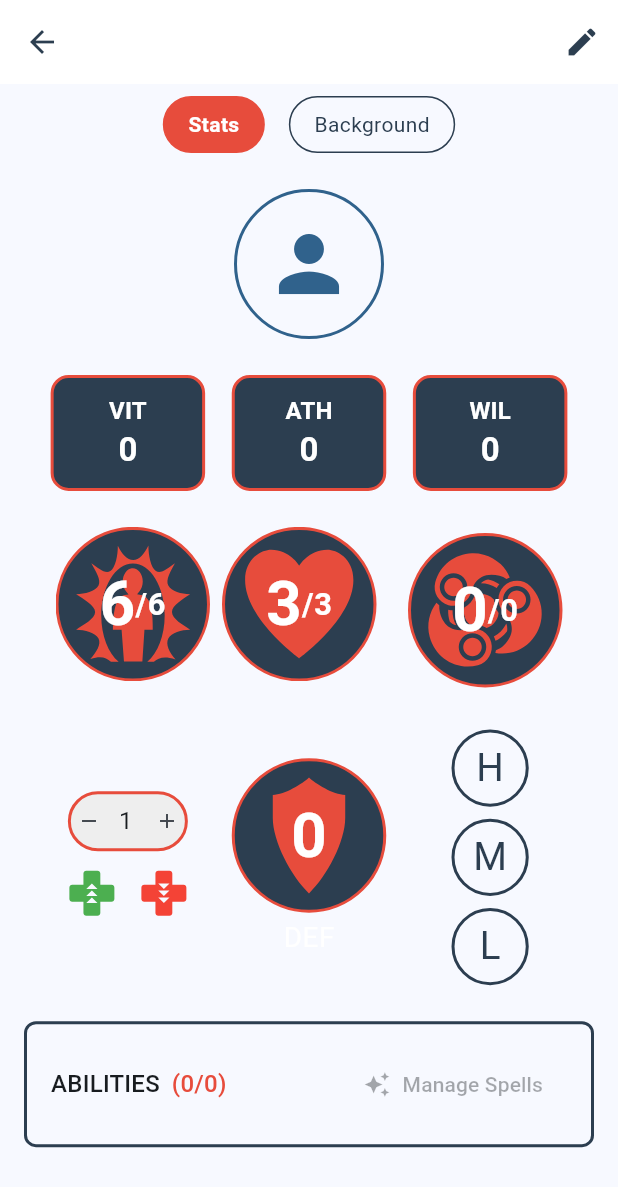
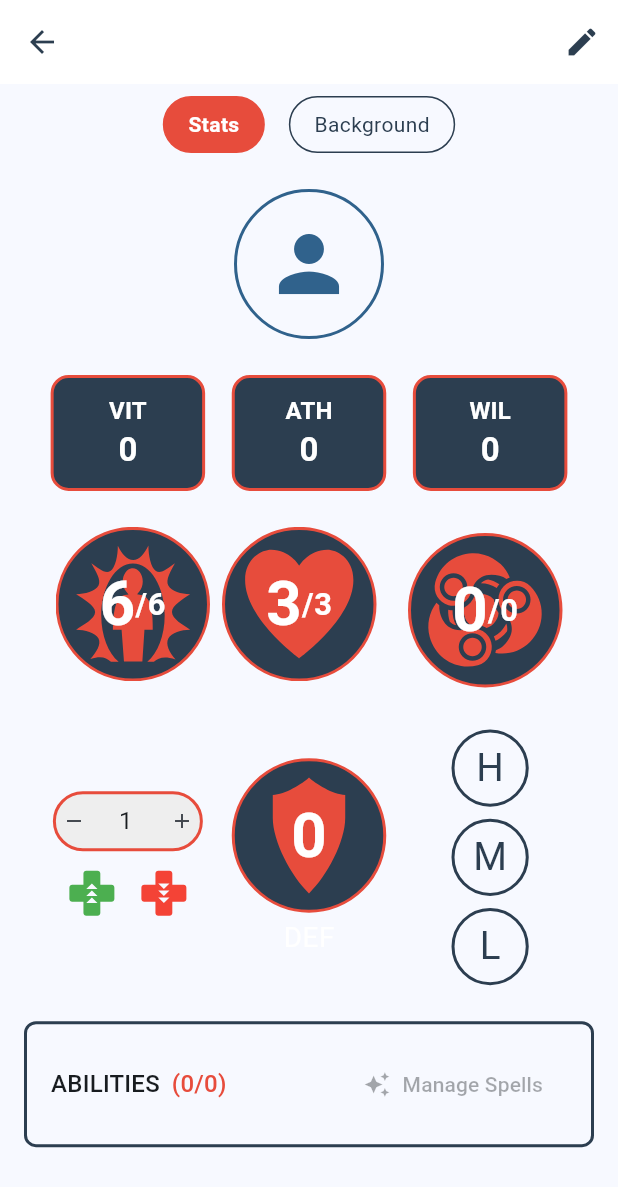
Before and after one commit to remideboer/titterpig, a Flutter app: the CharacterSheetScreen screen opened directly with empty values, on a phone screen of 412 x 824 dp. Shown: the top 1187 px of the screen. Run offline on Flutter 3.47's test engine with Material 3 defaults, Android fonts, the phone set to English and light mode, and no system bars; our stand-ins replace audioplayers, flutter_riverpod, flutter_svg, freezed_annotation, google_sign_in, image_picker and 1 more; missing offline and left inert: googleapis; accounts and stored records are empty.

Commit message:
ui: increased with heal, damage input field, changed container to sizedbox

```diff
--- a/lib/widgets/heal_damage_controls.dart
+++ b/lib/widgets/heal_damage_controls.dart
@@ -52,7 +52,7 @@ class _HealDamageControlsState extends State<HealDamageControls> {
     required Color color,
     bool enabled = true,
   }) {
-    return Container(
+    return SizedBox(
       height: 40,
       child: Center(
         child: IconButton(
--- a/lib/widgets/heal_damage_input.dart
+++ b/lib/widgets/heal_damage_input.dart
@@ -16,7 +16,7 @@ class HealDamageInput extends StatelessWidget {
   @override
   Widget build(BuildContext context) {
     return Container(
-      width: 80,
+      width: 100,
       height: 40,
       decoration: BoxDecoration(
         color: Colors.grey[200],
```
